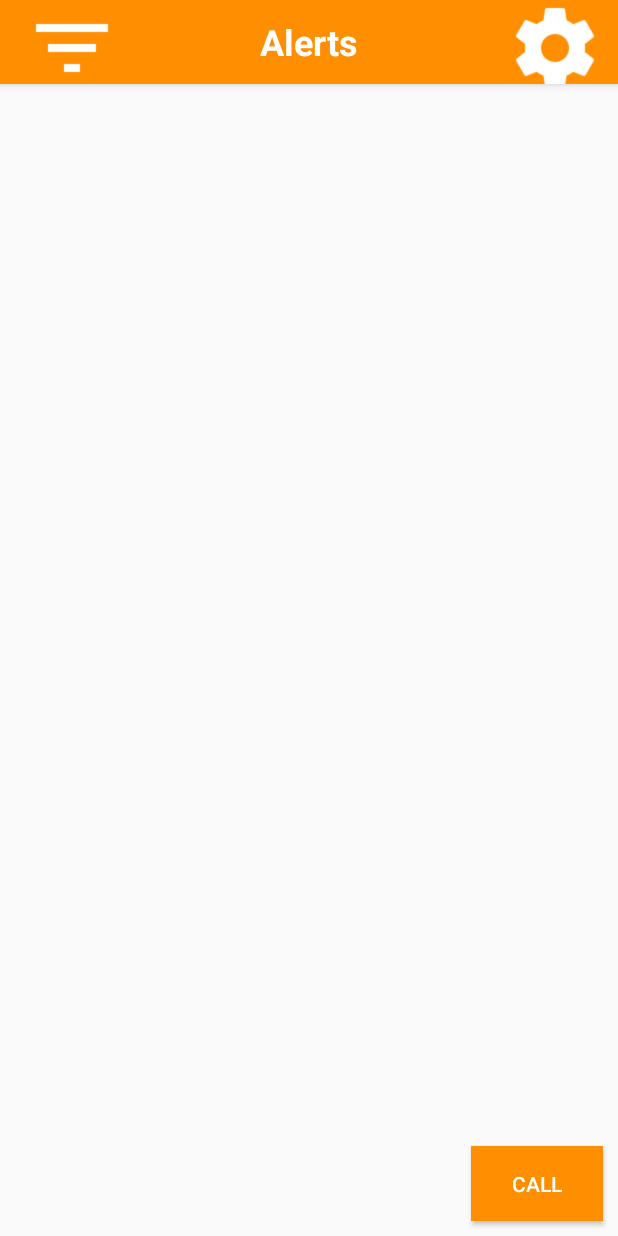
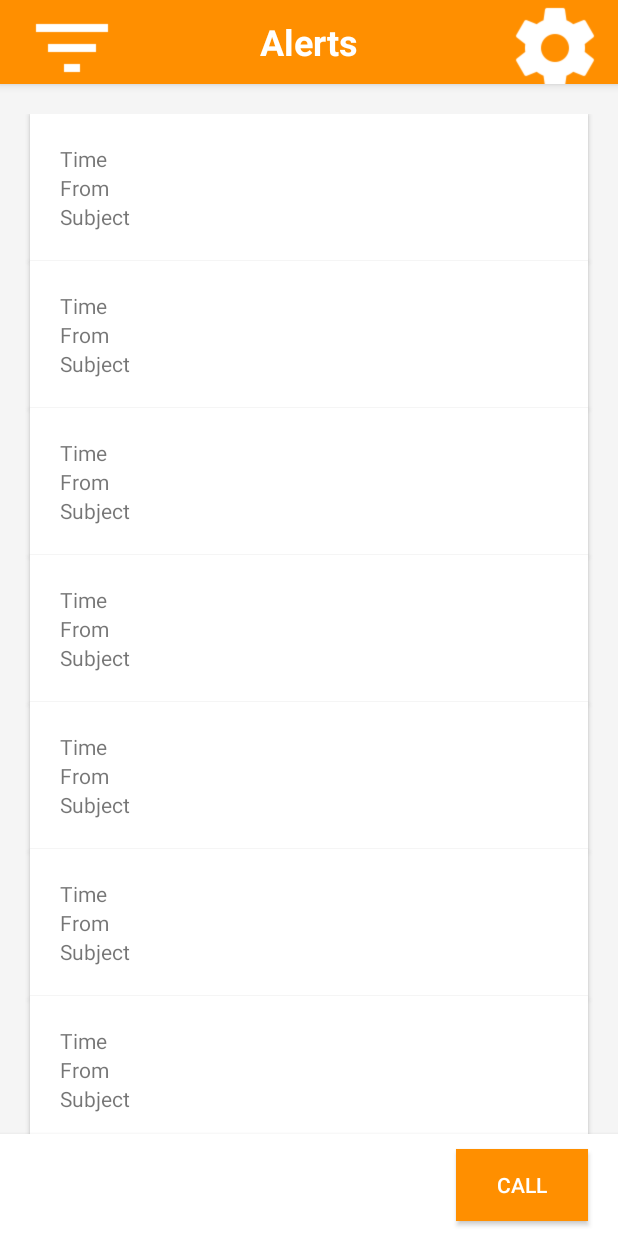
Before and after one commit to tobywoerthle/klokken, an Android app: the screen it shows after launch (MainActivity), on a phone screen of 412 x 824 dp. Run offline under Robolectric (Android 15) with nearby library versions, the phone set to English and light mode, and no system bars; libraries missing offline, so code that uses them is left out: com.google.api.client, com.google.api.services, pub.devrel.easypermissions; 5 statements that could not run were skipped.

Commit message:
Fragments Main Activity UI
-Added fragments for alerts
-Designed and updated UI components of main activity

```diff
--- a/app/build.gradle
+++ b/app/build.gradle
@@ -2,7 +2,7 @@ apply plugin: 'com.android.application'
 
 android {
     compileSdkVersion 23
-    buildToolsVersion "23.0.3"
+    buildToolsVersion '25.0.0'
 
     defaultConfig {
         applicationId "com.klokkenapp.klokken"
--- /dev/null
+++ b/app/src/main/java/com/klokkenapp/klokken/AlertListFragment.java
@@ -0,0 +1,15 @@
+package com.klokkenapp.klokken;
+
+import android.os.Bundle;
+import android.view.LayoutInflater;
+import android.view.View;
+import android.view.ViewGroup;
+
+public class AlertListFragment extends MainActivityFragments {
+    @Override
+    public View onCreateView(LayoutInflater inflater, ViewGroup container,
+                             Bundle savedInstanceState) {
+        // Inflate the layout for this fragment
+        return inflater.inflate(R.layout.alertlist_view, container, false);
+    }
+}
--- a/app/src/main/java/com/klokkenapp/klokken/MainActivity.java
+++ b/app/src/main/java/com/klokkenapp/klokken/MainActivity.java
@@ -44,6 +44,7 @@ import android.os.IBinder;
 import android.os.SystemClock;
 import android.preference.PreferenceManager;
 import android.support.annotation.NonNull;
+import android.support.v4.app.FragmentActivity;
 import android.support.v4.content.LocalBroadcastManager;
 import android.text.TextUtils;
 import android.text.method.ScrollingMovementMethod;
@@ -71,7 +72,7 @@ import java.io.ByteArrayInputStream;
 import java.util.Map;
 import java.util.Properties;
 
-public class MainActivity extends Activity
+public class MainActivity extends FragmentActivity
         implements EasyPermissions.PermissionCallbacks {
     GoogleAccountCredential mCredential;
     private TextView mOutputText;
@@ -106,6 +107,21 @@ public class MainActivity extends Activity
     protected void onCreate(Bundle savedInstanceState) {
         super.onCreate(savedInstanceState);
         setContentView(R.layout.activity_main_activity);
+
+        handleFragments(savedInstanceState, false);
+        handleFragments(savedInstanceState, true);
+        handleFragments(savedInstanceState, true);
+        handleFragments(savedInstanceState, true);
+        handleFragments(savedInstanceState, true);
+        handleFragments(savedInstanceState, true);
+        handleFragments(savedInstanceState, true);
+        handleFragments(savedInstanceState, true);
+        handleFragments(savedInstanceState, true);
+        handleFragments(savedInstanceState, true);
+        handleFragments(savedInstanceState, true);
+        handleFragments(savedInstanceState, true);
+        handleFragments(savedInstanceState, true);
+
 
         /*
         LinearLayout activityLayout = new LinearLayout(this);
@@ -160,6 +176,33 @@ public class MainActivity extends Activity
         // ATTENTION: This was auto-generated to implement the App Indexing API.
         // See https://g.co/AppIndexing/AndroidStudio for more information.
         client = new GoogleApiClient.Builder(this).addApi(AppIndex.API).build();
+    }
+
+    private void handleFragments(Bundle savedInstanceState, Boolean add) {
+        // https://developer.android.com/training/basics/fragments/fragment-ui.html
+        // Check that the activity is using the layout version with
+        // the fragment_container FrameLayout
+        if (findViewById(R.id.fragment_container) != null || add) {
+
+            // However, if we're being restored from a previous state,
+            // then we don't need to do anything and should return or else
+            // we could end up with overlapping fragments.
+            if (savedInstanceState != null && !add) {
+                return;
+            }
+
+            // Create a new Fragment to be placed in the activity layout
+            AlertListFragment newFragment = new AlertListFragment();
+
+            // In case this activity was started with special instructions from an
+            // Intent, pass the Intent's extras to the fragment as arguments
+            newFragment.setArguments(getIntent().getExtras());
+
+            // Add the fragment to the 'fragment_container' FrameLayout
+            getSupportFragmentManager().beginTransaction()
+                    .add(R.id.fragment_container, newFragment).commit();
+
+        }
     }
 
     /**
--- /dev/null
+++ b/app/src/main/java/com/klokkenapp/klokken/MainActivityFragments.java
@@ -0,0 +1,11 @@
+package com.klokkenapp.klokken;
+
+/**
+ * Created by Toby on 3/17/2017.
+ */
+
+import android.support.v4.app.Fragment;
+
+public class MainActivityFragments extends Fragment{
+
+}
--- /dev/null
+++ b/app/src/main/res/drawable/border_shadow.xml
@@ -0,0 +1,18 @@
+<?xml version="1.0" encoding="utf-8"?>
+<layer-list xmlns:android="http://schemas.android.com/apk/res/android">
+    <item>
+        <shape android:shape="rectangle">
+            <solid android:color="#F5F5F5"/>
+        </shape>
+    </item>
+
+    <item
+        android:left="0dp"
+        android:right="0dp"
+        android:top="0dp"
+        android:bottom="1dp">
+        <shape android:shape="rectangle">
+            <solid android:color="@android:color/white"/>
+        </shape>
+    </item>
+</layer-list>
--- a/app/src/main/res/layout/activity_main_activity.xml
+++ b/app/src/main/res/layout/activity_main_activity.xml
@@ -6,6 +6,7 @@
     android:layout_height="match_parent"
     tools:context="com.klokkenapp.klokken.MainActivity"
     android:orientation="vertical"
+    android:background="@color/colorBackgroundGrey"
     >
 
     <Toolbar
@@ -49,30 +50,43 @@
 
     </Toolbar>
 
+    <FrameLayout
+        android:layout_weight="85"
+        android:layout_width="match_parent"
+        android:layout_height="0pt">
+        <ScrollView
+            android:layout_width="match_parent"
+            android:paddingTop="20dp"
+            android:layout_height="match_parent">
+
+            <LinearLayout
+                android:id="@+id/fragment_container"
+                android:orientation="vertical"
+                android:layout_width="match_parent"
+                android:layout_height="match_parent">
+            </LinearLayout>
+        </ScrollView>
+    </FrameLayout>
 
     <FrameLayout
-            android:layout_weight="1"
         android:layout_width="match_parent"
-            android:layout_height="0pt">
+        android:elevation="4dp"
+        android:background="@android:color/white"
+        android:layout_height="wrap_content">
 
         <Button
             android:text="@string/button_call_alerts"
             android:layout_width="wrap_content"
             android:layout_height="wrap_content"
-                android:padding="15dp"
-                android:layout_marginRight="10dp"
+            android:layout_marginTop="10dp"
+            android:layout_marginRight="20dp"
             android:layout_marginBottom="10dp"
             android:id="@+id/buttonManualGmailCheck"
             android:background="@color/colorPrimaryLight"
             android:onClick="buttonManualGmailCheckClick"
             android:layout_gravity="bottom|right"
-                android:elevation="2dp"
+            android:elevation="6dp"
             android:textColor="@color/colorPrimary" />
-
-            <ListView
-                android:layout_width="match_parent"
-                android:layout_height="match_parent"
-                android:background="?android:attr/colorBackground" />
 
     </FrameLayout>
 
--- /dev/null
+++ b/app/src/main/res/layout/alertlist_view.xml
@@ -0,0 +1,37 @@
+<?xml version="1.0" encoding="utf-8"?>
+<LinearLayout xmlns:android="http://schemas.android.com/apk/res/android"
+    android:orientation="vertical" android:layout_width="match_parent"
+    android:paddingTop="20dp"
+    android:paddingLeft="20dp"
+    android:paddingRight="20dp"
+    android:paddingBottom="20dp"
+    android:layout_marginTop="0dp"
+    android:layout_marginLeft="20dp"
+    android:layout_marginRight="20dp"
+    android:layout_marginBottom="0dp"
+    android:layout_height="wrap_content"
+    android:elevation="2dp"
+    android:background="@drawable/border_shadow">
+
+    <TextView
+        android:id="@+id/alertListTime"
+        android:layout_height="wrap_content"
+        android:layout_width="match_parent"
+        android:layout_weight="1"
+        android:text="Time" />
+
+    <TextView
+        android:id="@+id/alertListFrom"
+        android:layout_width="match_parent"
+        android:layout_height="wrap_content"
+        android:layout_weight="1"
+        android:text="From" />
+
+    <TextView
+        android:id="@+id/alertListSubject"
+        android:layout_width="match_parent"
+        android:layout_height="wrap_content"
+        android:layout_weight="1"
+        android:text="Subject" />
+
+</LinearLayout>
--- a/app/src/main/res/values/colors.xml
+++ b/app/src/main/res/values/colors.xml
@@ -5,4 +5,5 @@
     <color name="colorPrimaryLight">#ff8f00</color>
     <color name="colorAccent">#263238</color>
     <color name="actionBarBackground">#ff8f00</color>
+    <color name="colorBackgroundGrey">#F5F5F5</color>
 </resources>
--- a/build.gradle
+++ b/build.gradle
@@ -5,7 +5,7 @@ buildscript {
         jcenter()
     }
     dependencies {
-        classpath 'com.android.tools.build:gradle:2.2.3'
+        classpath 'com.android.tools.build:gradle:2.3.0'
 
         // NOTE: Do not place your application dependencies here; they belong
         // in the individual module build.gradle files
```
Also changed, not shown: gradle/wrapper/gradle-wrapper.properties, 1 other file. Lines whose indentation alone changed are shown as unchanged.
